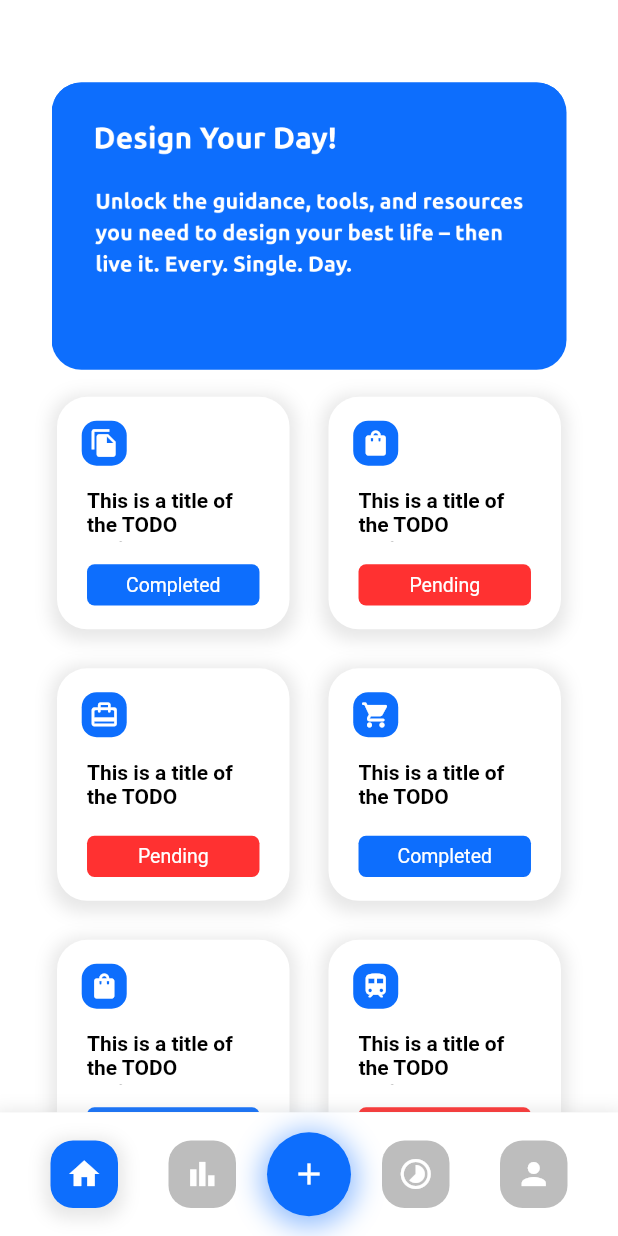
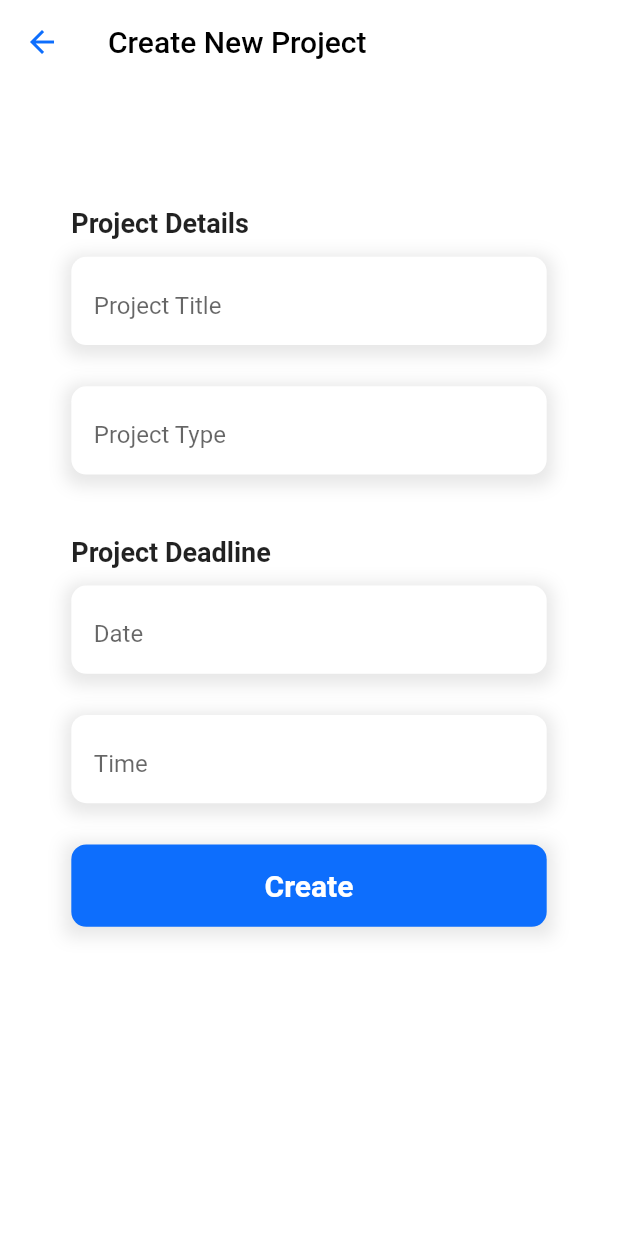
Before and after one commit to Thilina-Pathirage/Mustodo-Flutter-App, a Flutter app: the HomePage screen opened directly, after a tap on the "add" icon, on a phone screen of 412 x 824 dp. Run offline on Flutter 3.47's test engine with Material 2 defaults, Android fonts, the light colour scheme and no system bars; drawn by our look-alikes of carousel_pro; our stand-ins replace dropdown_formfield, firebase_auth, firebase_core, simple_animations; accounts and stored records are empty.

Commit message:
create project page

```diff
--- /dev/null
+++ b/lib/pages/addnew_peoject.dart
@@ -0,0 +1,291 @@
+import 'package:dropdown_formfield/dropdown_formfield.dart';
+import 'package:flutter/material.dart';
+import 'package:mustodo/animations/FadeAnimation.dart';
+import 'package:mustodo/pages/home_in_home.dart';
+import 'package:mustodo/pages/homepage.dart';
+
+class AddNewProjectPage extends StatefulWidget {
+  const AddNewProjectPage({Key key}) : super(key: key);
+
+  @override
+  _AddNewProjectPageState createState() => _AddNewProjectPageState();
+}
+
+class _AddNewProjectPageState extends State<AddNewProjectPage> {
+  @override
+  Widget build(BuildContext context) {
+    return Scaffold(
+      appBar: AppBar(
+        leading: GestureDetector(
+          onTap: () {
+            Navigator.pushReplacement(
+              context,
+              MaterialPageRoute(
+                builder: (context) => HomePage(),
+              ),
+            );
+          },
+          child: Icon(
+            Icons.arrow_back, // add custom icons also
+          ),
+        ),
+        backgroundColor: Colors.white,
+        iconTheme: IconThemeData(
+          color: Color(0xff0D6EFD),
+        ),
+        elevation: 0,
+        title: Text(
+          "Create New Project",
+          style: TextStyle(color: Colors.black),
+        ),
+        //actionsIconTheme: ,
+      ),
+      body: SingleChildScrollView(
+        child: Center(
+          child: Form(
+            child: Column(
+              mainAxisAlignment: MainAxisAlignment.center,
+              children: [
+                SizedBox(
+                  height: MediaQuery.of(context).size.height / 10,
+                ),
+                FadeAnimation(
+                  1.9,
+                  Container(
+                    width: MediaQuery.of(context).size.width / 1.3,
+                    child: Align(
+                      alignment: AlignmentDirectional.topStart,
+                      child: Container(
+                        child: Text(
+                          "Project Details",
+                          style: TextStyle(
+                              fontSize: 18.0, fontWeight: FontWeight.bold),
+                        ),
+                      ),
+                    ),
+                  ),
+                ),
+                SizedBox(
+                  height: MediaQuery.of(context).size.height / 70,
+                ),
+                FadeAnimation(
+                  1.8,
+                  Container(
+                    decoration: BoxDecoration(
+                      color: Colors.white,
+                      borderRadius: BorderRadius.circular(10.0),
+                      boxShadow: [
+                        BoxShadow(
+                          color: Colors.grey.withOpacity(0.25),
+                          spreadRadius: 4,
+                          blurRadius: 9,
+                          offset: Offset(0, 3), // changes position of shadow
+                        ),
+                      ],
+                    ),
+                    height: MediaQuery.of(context).size.height / 14,
+                    width: MediaQuery.of(context).size.width / 1.3,
+                    child: TextFormField(
+                      //controller: _fnameController,
+                      decoration: InputDecoration(
+                        border: InputBorder.none,
+                        contentPadding: EdgeInsets.only(
+                          left: 15,
+                          //bottom: 11,
+                          top: 17,
+                          right: 15,
+                        ),
+                        enabledBorder: InputBorder.none,
+                        hintText: "Project Title",
+                        floatingLabelBehavior: FloatingLabelBehavior.always,
+                      ),
+                    ),
+                  ),
+                ),
+                SizedBox(
+                  height: MediaQuery.of(context).size.height / 30,
+                ),
+                FadeAnimation(
+                  1.7,
+                  Container(
+                    decoration: BoxDecoration(
+                      color: Colors.white,
+                      borderRadius: BorderRadius.circular(10.0),
+                      boxShadow: [
+                        BoxShadow(
+                          color: Colors.grey.withOpacity(0.25),
+                          spreadRadius: 4,
+                          blurRadius: 9,
+                          offset: Offset(0, 3), // changes position of shadow
+                        ),
+                      ],
+                    ),
+                    height: MediaQuery.of(context).size.height / 14,
+                    width: MediaQuery.of(context).size.width / 1.3,
+                    child: TextFormField(
+                      //controller: _lnameController,
+                      decoration: InputDecoration(
+                        border: InputBorder.none,
+                        contentPadding: EdgeInsets.only(
+                          left: 15,
+                          //bottom: 11,
+                          top: 17,
+                          right: 15,
+                        ),
+                        enabledBorder: InputBorder.none,
+                        hintText: "Project Type",
+                        floatingLabelBehavior: FloatingLabelBehavior.always,
+                      ),
+                    ),
+                  ),
+                ),
+                SizedBox(
+                  height: MediaQuery.of(context).size.height / 20,
+                ),
+                FadeAnimation(
+                  1.5,
+                  Container(
+                    width: MediaQuery.of(context).size.width / 1.3,
+                    child: Align(
+                      alignment: AlignmentDirectional.topStart,
+                      child: Container(
+                        child: Text(
+                          "Project Deadline",
+                          style: TextStyle(
+                            fontSize: 18.0,
+                            fontWeight: FontWeight.bold,
+                          ),
+                        ),
+                      ),
+                    ),
+                  ),
+                ),
+                SizedBox(
+                  height: MediaQuery.of(context).size.height / 70,
+                ),
+                FadeAnimation(
+                  1.4,
+                  Container(
+                    decoration: BoxDecoration(
+                      color: Colors.white,
+                      borderRadius: BorderRadius.circular(10.0),
+                      boxShadow: [
+                        BoxShadow(
+                          color: Colors.grey.withOpacity(0.25),
+                          spreadRadius: 4,
+                          blurRadius: 9,
+                          offset: Offset(0, 3), // changes position of shadow
+                        ),
+                      ],
+                    ),
+                    height: MediaQuery.of(context).size.height / 14,
+                    width: MediaQuery.of(context).size.width / 1.3,
+                    child: TextFormField(
+                      //controller: _emailController,
+                      decoration: InputDecoration(
+                        border: InputBorder.none,
+                        contentPadding: EdgeInsets.only(
+                          left: 15,
+                          //bottom: 11,
+                          top: 17,
+                          right: 15,
+                        ),
+                        enabledBorder: InputBorder.none,
+                        hintText: "Date",
+                        floatingLabelBehavior: FloatingLabelBehavior.always,
+                      ),
+                    ),
+                  ),
+                ),
+                SizedBox(
+                  height: MediaQuery.of(context).size.height / 30,
+                ),
+                FadeAnimation(
+                  1.3,
+                  Container(
+                    decoration: BoxDecoration(
+                      color: Colors.white,
+                      borderRadius: BorderRadius.circular(10.0),
+                      boxShadow: [
+                        BoxShadow(
+                          color: Colors.grey.withOpacity(0.25),
+                          spreadRadius: 4,
+                          blurRadius: 9,
+                          offset: Offset(0, 3), // changes position of shadow
+                        ),
+                      ],
+                    ),
+                    height: MediaQuery.of(context).size.height / 14,
+                    width: MediaQuery.of(context).size.width / 1.3,
+                    child: TextFormField(
+                      //controller: _passwordController,
+                      //obscureText: true,
+                      decoration: InputDecoration(
+                        border: InputBorder.none,
+                        contentPadding: EdgeInsets.only(
+                          left: 15,
+                          //bottom: 11,
+                          top: 17,
+                          right: 15,
+                        ),
+                        enabledBorder: InputBorder.none,
+                        hintText: "Time",
+                        floatingLabelBehavior: FloatingLabelBehavior.always,
+                      ),
+                    ),
+                  ),
+                ),
+                SizedBox(
+                  height: MediaQuery.of(context).size.height / 30,
+                ),
+                FadeAnimation(
+                  1.1,
+                  Container(
+                    decoration: BoxDecoration(
+                      boxShadow: [
+                        BoxShadow(
+                          color: Colors.grey.withOpacity(0.25),
+                          spreadRadius: 4,
+                          blurRadius: 9,
+                          offset: Offset(0, 3), // changes position of shadow
+                        ),
+                      ],
+                    ),
+                    height: MediaQuery.of(context).size.height / 15,
+                    width: MediaQuery.of(context).size.width / 1.3,
+                    child: MaterialButton(
+                      elevation: 0,
+                      shape: RoundedRectangleBorder(
+                        borderRadius: BorderRadius.circular(10.0),
+                      ),
+                      child: Text(
+                        "Create",
+                        style: TextStyle(
+                          color: Colors.white,
+                          fontSize: 20.0,
+                          fontWeight: FontWeight.bold,
+                        ),
+                      ),
+                      color: Color(0xff0D6EFD),
+                      onPressed: () {
+                        Navigator.of(context).pushAndRemoveUntil(
+                            MaterialPageRoute(builder: (context) => HomePage()),
+                            (Route<dynamic> route) => false);
+                      },
+                    ),
+                  ),
+                ),
+                SizedBox(
+                  height: MediaQuery.of(context).size.height / 30,
+                ),
+                SizedBox(
+                  height: MediaQuery.of(context).size.height / 50,
+                ),
+              ],
+            ),
+          ),
+        ),
+      ),
+    );
+  }
+}
--- a/lib/pages/home_in_home.dart
+++ b/lib/pages/home_in_home.dart
@@ -2,6 +2,8 @@ import 'package:carousel_pro/carousel_pro.dart';
 import 'package:firebase_auth/firebase_auth.dart';
 import 'package:flutter/cupertino.dart';
 import 'package:flutter/material.dart';
+import 'package:mustodo/animations/FadeAnimation.dart';
+import 'package:mustodo/pages/addnew_peoject.dart';
 import 'package:mustodo/pages/welcome.dart';
 
 class HomeHomePage extends StatefulWidget {
@@ -51,13 +53,14 @@ class _HomeHomePageState extends State<HomeHomePage> {
         0,
         false,
       ),
-
     ];
     return Column(
       children: [
         SizedBox(
           height: MediaQuery.of(context).size.height / 15,
         ),
+        FadeAnimation(
+          1.2,
           ClipRRect(
             borderRadius: BorderRadius.circular(20.0),
             child: Container(
@@ -81,6 +84,7 @@ class _HomeHomePageState extends State<HomeHomePage> {
               ),
             ),
           ),
+        ),
         new Expanded(
           child: Container(
             padding: EdgeInsets.only(left: 30.0, right: 30.0, top: 10.0),
@@ -93,7 +97,8 @@ class _HomeHomePageState extends State<HomeHomePage> {
               itemBuilder: (BuildContext context, int index) {
                 return item[index];
               },
-              )),
+            ),
+          ),
         ),
       ],
     );
@@ -103,7 +108,14 @@ class _HomeHomePageState extends State<HomeHomePage> {
     return Padding(
       padding: const EdgeInsets.all(8.0),
       child: InkWell(
-        onTap: () {}, // Handle your callback
+        onTap: () {
+          // Navigator.push(
+          //   context,
+          //   MaterialPageRoute(
+          //     builder: (context) => AddNewProjectPage(),
+          //   ),
+          // );
+        }, // Handle your callback
         child: Ink(
           height: 100,
           width: 100,
@@ -127,7 +139,8 @@ class _HomeHomePageState extends State<HomeHomePage> {
                 Align(
                   alignment: AlignmentDirectional.topStart,
                   child: Padding(
-                    padding: EdgeInsets.only(left: MediaQuery.of(context).size.height / 100),
+                    padding: EdgeInsets.only(
+                        left: MediaQuery.of(context).size.height / 100),
                     child: Container(
                       decoration: BoxDecoration(
                         color: Color(0xff0D6EFD),
@@ -146,7 +159,8 @@ class _HomeHomePageState extends State<HomeHomePage> {
                 Align(
                   alignment: AlignmentDirectional.topStart,
                   child: Padding(
-                    padding: EdgeInsets.only(left: MediaQuery.of(context).size.height / 70),
+                    padding: EdgeInsets.only(
+                        left: MediaQuery.of(context).size.height / 70),
                     child: Container(
                       width: 100.0,
                       height: 35.0,
@@ -161,7 +175,9 @@ class _HomeHomePageState extends State<HomeHomePage> {
                 Align(
                   alignment: AlignmentDirectional.topStart,
                   child: Padding(
-                    padding: EdgeInsets.only(left: MediaQuery.of(context).size.height / 70, right: MediaQuery.of(context).size.height / 70 ),
+                    padding: EdgeInsets.only(
+                        left: MediaQuery.of(context).size.height / 70,
+                        right: MediaQuery.of(context).size.height / 70),
                     child: Container(
                       decoration: BoxDecoration(
                         color: status == true
@@ -175,17 +191,18 @@ class _HomeHomePageState extends State<HomeHomePage> {
                           ? Center(
                               child: Text(
                                 "Completed",
-                                style:
-                                    TextStyle(fontSize: 13, color: Colors.white),
+                                style: TextStyle(
+                                    fontSize: 13, color: Colors.white),
                               ),
                             )
                           : Center(
                               child: Text(
                                 "Pending",
-                                style:
-                                    TextStyle(fontSize: 13, color: Colors.white),
+                                style: TextStyle(
+                                    fontSize: 13, color: Colors.white),
                               ),
-                            )),
+                            ),
+                    ),
                   ),
                 ),
               ],
--- a/lib/pages/homepage.dart
+++ b/lib/pages/homepage.dart
@@ -1,13 +1,14 @@
 import 'package:firebase_auth/firebase_auth.dart';
 import 'package:flutter/material.dart';
-import 'package:carousel_pro/carousel_pro.dart';
+// import 'package:carousel_pro/carousel_pro.dart';
 import 'package:mustodo/pages/Loginpage.dart';
+import 'package:mustodo/pages/addnew_peoject.dart';
 import 'package:mustodo/pages/home_in_home.dart';
 import 'package:mustodo/pages/profile_page.dart';
 import 'package:mustodo/pages/reminder_page.dart';
 import 'package:mustodo/pages/stat_page.dart';
-import 'package:mustodo/pages/welcome.dart';
-import 'package:mustodo/widgets/bottomNavbar.dart';
+// import 'package:mustodo/pages/welcome.dart';
+// import 'package:mustodo/widgets/bottomNavbar.dart';
 
 class HomePage extends StatefulWidget {
   @override
@@ -46,7 +47,12 @@ class _HomePageState extends State<HomePage> {
           child: FloatingActionButton(
             elevation: 0,
             onPressed: () {
-              // Add your onPressed code here!
+              Navigator.push(
+                context,
+                MaterialPageRoute(
+                  builder: (context) => AddNewProjectPage(),
+                ),
+              );
             },
             child: const Icon(Icons.add),
             backgroundColor: Color(0xff0D6EFD),
--- a/pubspec.yaml
+++ b/pubspec.yaml
@@ -27,6 +27,8 @@ dependencies:
   simple_animations: ^1.3.3
   firebase_core: "^1.2.1"
   firebase_auth: "^1.3.0"
+  cloud_firestore: ^2.2.2
+  dropdown_formfield: ^0.1.3
 
 
   # The following adds the Cupertino Icons font to your application.
@@ -57,7 +59,6 @@ flutter:
 
   # For details regarding adding assets from package dependencies, see
   # https://flutter.dev/assets-and-images/#from-packages
-
   # To add custom fonts to your application, add a fonts section here,
   # in this "flutter" section. Each entry in this list should have a
   # "family" key with the font family name, and a "fonts" key with a
```
Also changed, not shown: pubspec.lock. Lines whose indentation alone changed are shown as unchanged.
